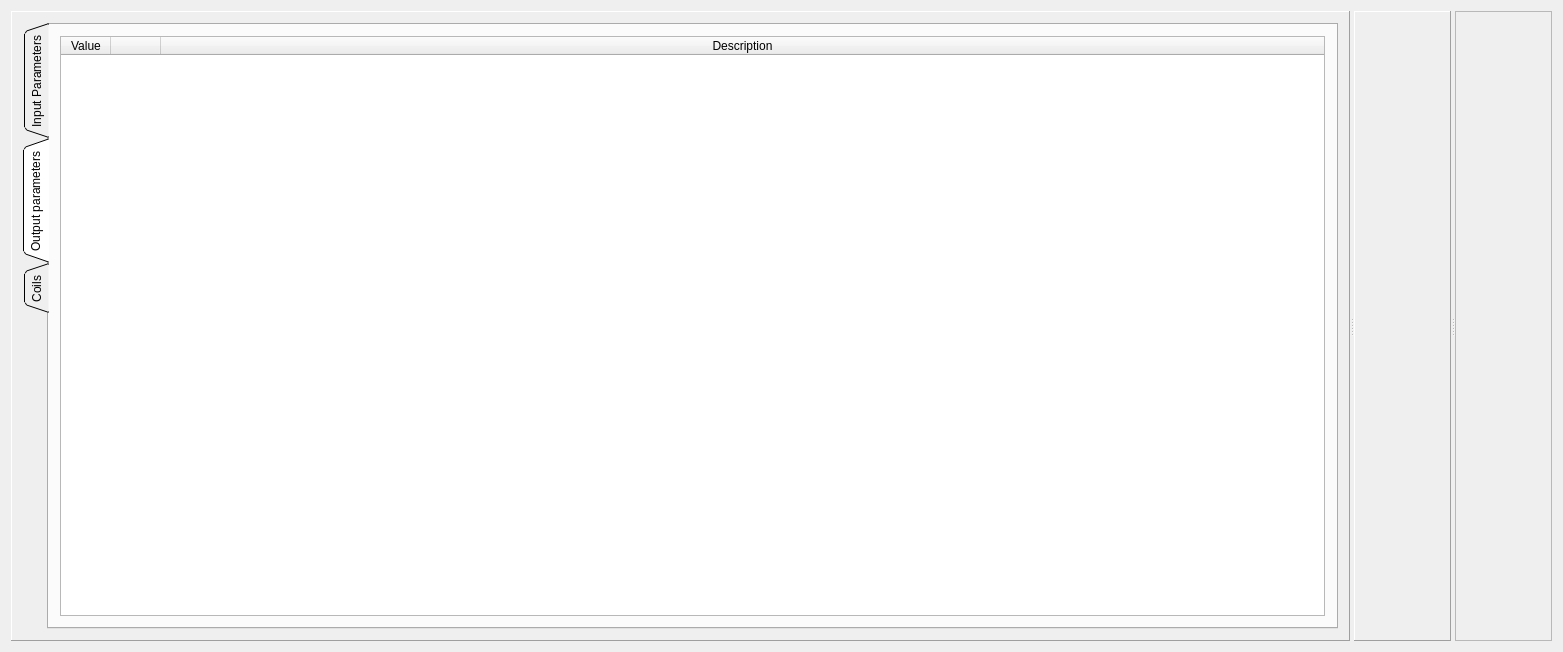
Before: the Qt Designer form AirCoolControll/AirCoolControll/coolerstatewidget.ui in ComEngineering/AirCoolControl_Desktop, drawn with Qt 5.
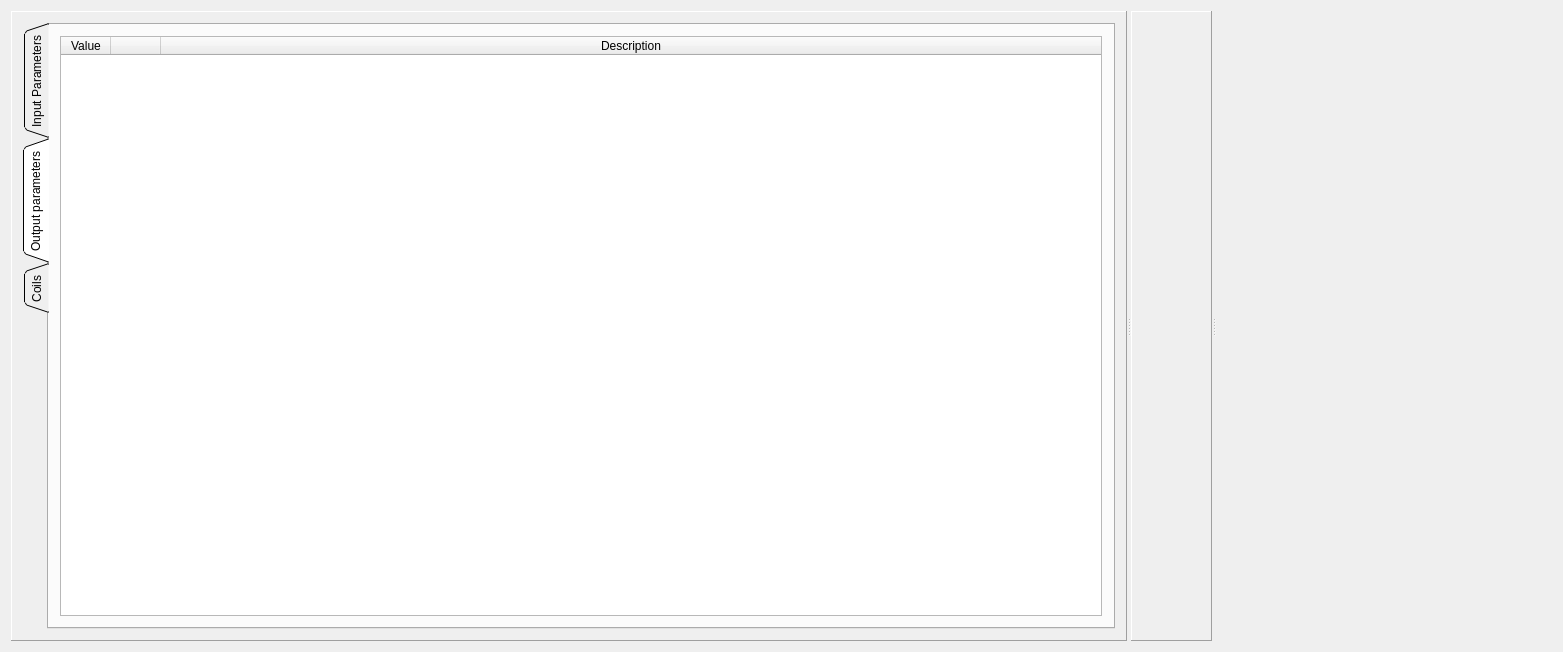
After: the same form once the commit is applied. Icons and pictures are not drawn. Custom widgets are drawn as their Qt base class.

What changed in the file:
```diff
--- a/AirCoolControll/AirCoolControll/coolerstatewidget.ui
+++ b/AirCoolControll/AirCoolControll/coolerstatewidget.ui
@@ -248,19 +248,7 @@
        </item>
       </layout>
      </widget>
-     <widget class="QFrame" name="frame_picture">
-      <property name="frameShape">
-       <enum>QFrame::StyledPanel</enum>
-      </property>
-      <property name="frameShadow">
-       <enum>QFrame::Raised</enum>
-      </property>
-      <layout class="QGridLayout" name="gridLayout_2">
-       <item row="0" column="0">
-        <widget class="PictureWidget" name="picture_widget" native="true"/>
-       </item>
-      </layout>
-     </widget>
+     <widget class="PictureWidget" name="picture_widget" native="true"/>
     </widget>
    </item>
   </layout>
```
